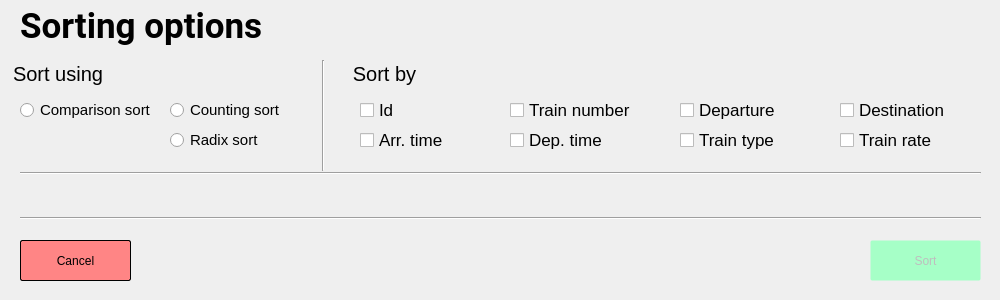
actpohabtNS/labs_2_term, file WiT/WiT/sortoptionswindow.ui: the form before one commit.
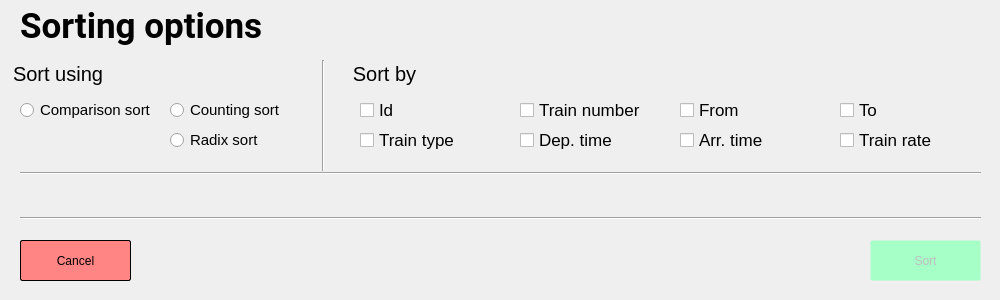
The form after the commit.

What changed in the file:
```diff
--- a/WiT/WiT/sortoptionswindow.ui
+++ b/WiT/WiT/sortoptionswindow.ui
@@ -211,7 +211,7 @@
    <widget class="QCheckBox" name="numberCheckBox">
     <property name="geometry">
      <rect>
-      <x>160</x>
+      <x>170</x>
       <y>40</y>
       <width>131</width>
       <height>20</height>
@@ -237,7 +237,7 @@
      <string notr="true">font-size: 17px;</string>
     </property>
     <property name="text">
-     <string>Departure</string>
+     <string>From</string>
     </property>
    </widget>
    <widget class="QCheckBox" name="toCheckBox">
@@ -253,13 +253,13 @@
      <string notr="true">font-size: 17px;</string>
     </property>
     <property name="text">
-     <string>Destination</string>
+     <string>To</string>
     </property>
    </widget>
    <widget class="QCheckBox" name="arrTimeCheckBox">
     <property name="geometry">
      <rect>
-      <x>10</x>
+      <x>330</x>
       <y>70</y>
       <width>101</width>
       <height>20</height>
@@ -275,7 +275,7 @@
    <widget class="QCheckBox" name="depTimeCheckBox">
     <property name="geometry">
      <rect>
-      <x>160</x>
+      <x>170</x>
       <y>70</y>
       <width>101</width>
       <height>20</height>
@@ -291,7 +291,7 @@
    <widget class="QCheckBox" name="typeCheckBox">
     <property name="geometry">
      <rect>
-      <x>330</x>
+      <x>10</x>
       <y>70</y>
       <width>111</width>
       <height>20</height>
```
Left out of the diff: 32 changed lines with no effect on the pictures.
